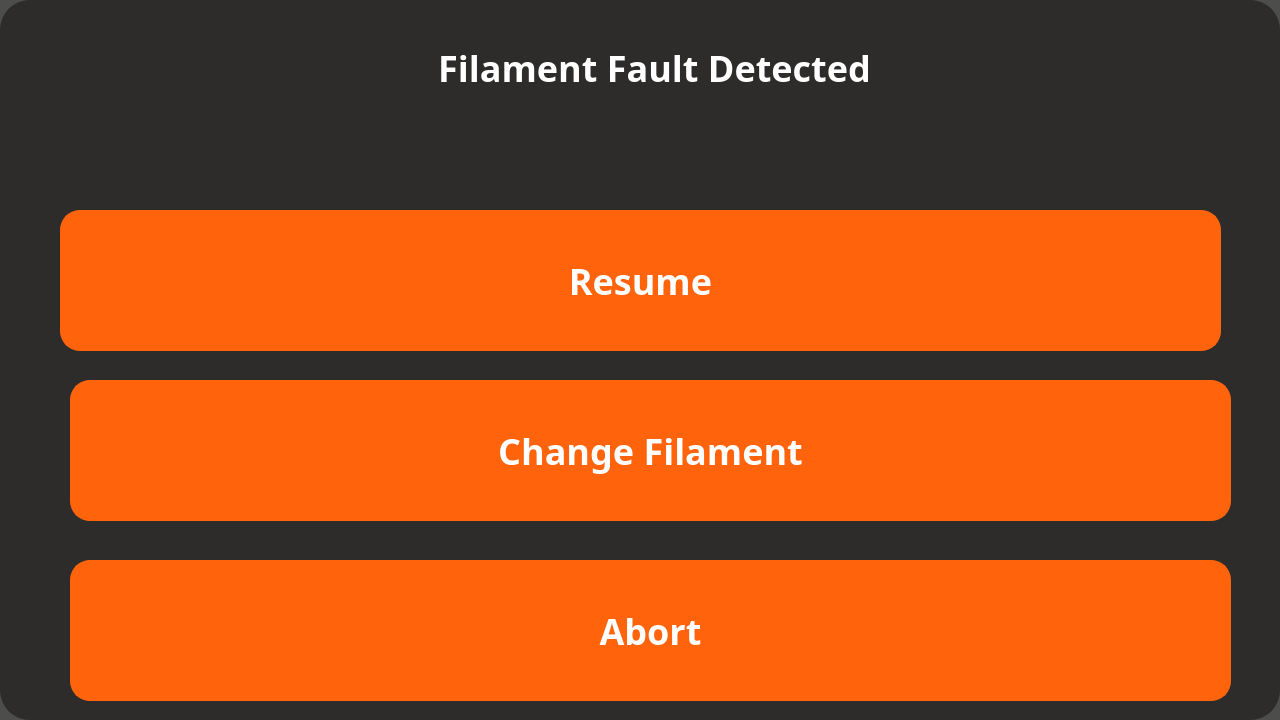
First picture: the form in dialog/filamentfault.ui, repository XCDesigner/JadeLaboScreen, before the edit.
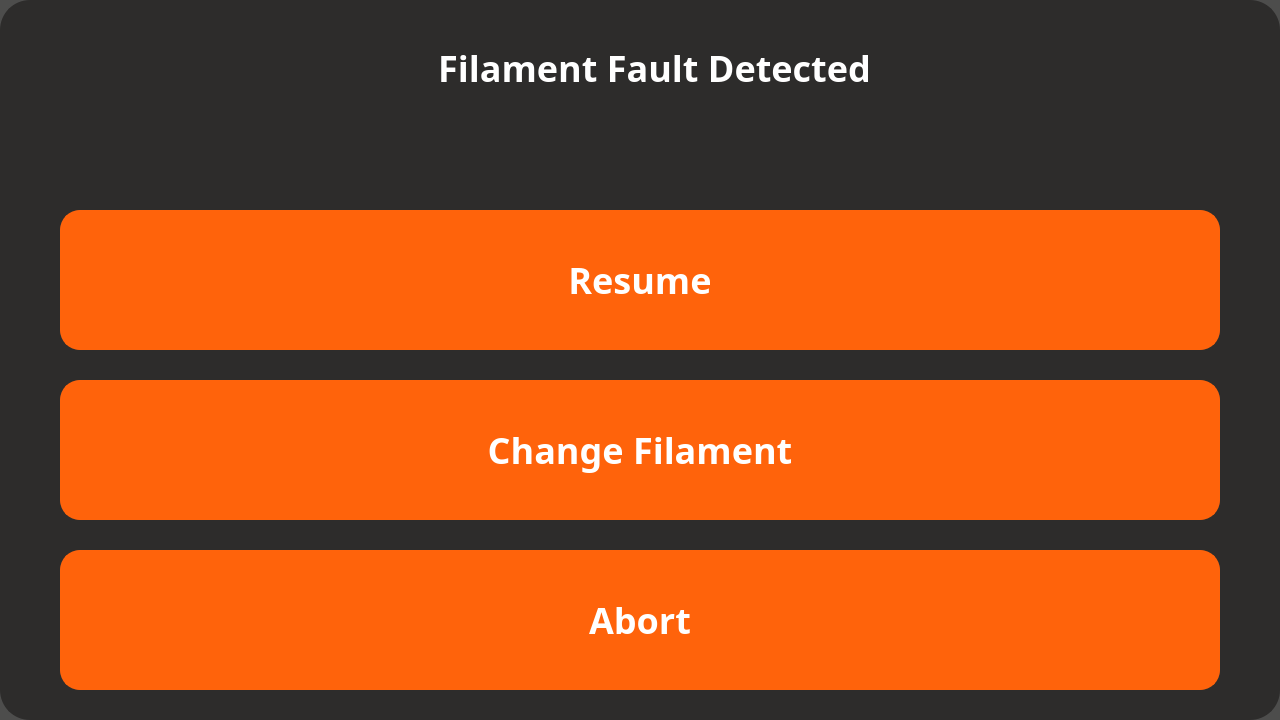
Second picture: the form after the edit.

Commit message: ENH:Restruct dialog widgets

```diff
--- a/dialog/filamentfault.ui
+++ b/dialog/filamentfault.ui
@@ -32,10 +32,10 @@
   <widget class="QPushButton" name="pushButton_2">
    <property name="geometry">
     <rect>
-     <x>70</x>
-     <y>560</y>
-     <width>1161</width>
-     <height>141</height>
+     <x>60</x>
+     <y>550</y>
+     <width>1160</width>
+     <height>140</height>
     </rect>
    </property>
    <property name="styleSheet">
@@ -56,8 +56,8 @@
     <rect>
      <x>60</x>
      <y>210</y>
-     <width>1161</width>
-     <height>141</height>
+     <width>1160</width>
+     <height>140</height>
     </rect>
    </property>
    <property name="styleSheet">
@@ -119,10 +119,10 @@
   <widget class="QPushButton" name="pushButton_3">
    <property name="geometry">
     <rect>
-     <x>70</x>
+     <x>60</x>
      <y>380</y>
-     <width>1161</width>
-     <height>141</height>
+     <width>1160</width>
+     <height>140</height>
     </rect>
    </property>
    <property name="styleSheet">
```
Left out of the diff: 12 changed lines with no effect on the pictures. The commit also changes 2 other files.
